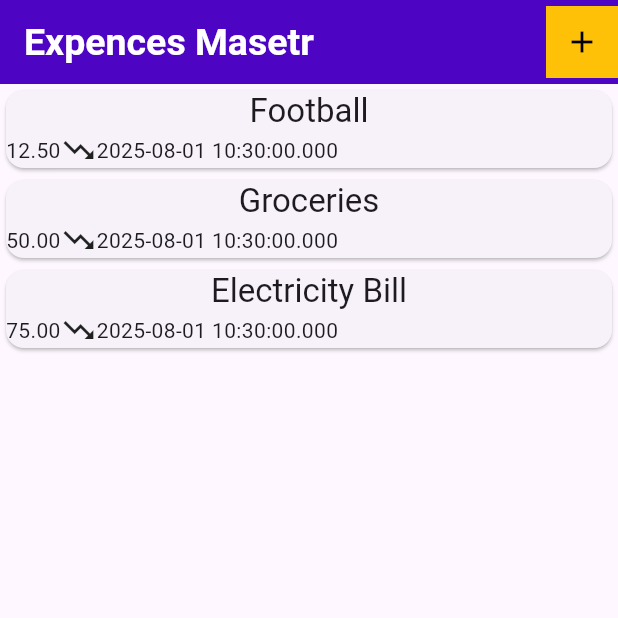
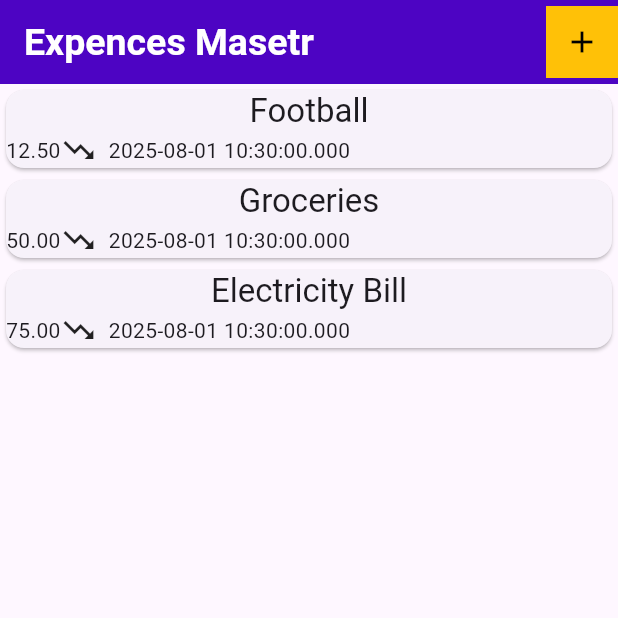
Before and after one commit to ThilinaKanishka/Expence-Tracker-Mobile, a Flutter app: the screen it shows after launch, on a phone screen of 412 x 824 dp, the top half of it. Run offline on Flutter 3.47's test engine with Material 3 defaults, Android fonts, the phone set to English and light mode, and no system bars.

Commit message:
Update expence_list.dart

```diff
--- a/expence_master/lib/widgets/expence_list.dart
+++ b/expence_master/lib/widgets/expence_list.dart
@@ -25,7 +25,8 @@ class ExpenceList extends StatelessWidget {
 
                     Row(
                       children: [
-                        Icon(Icons.trending_down),
+                        const Icon(Icons.trending_down),
+                        const SizedBox(width: 8),
                         Text(expenceList[index].date.toString()),
                       ],
                     ),
```
